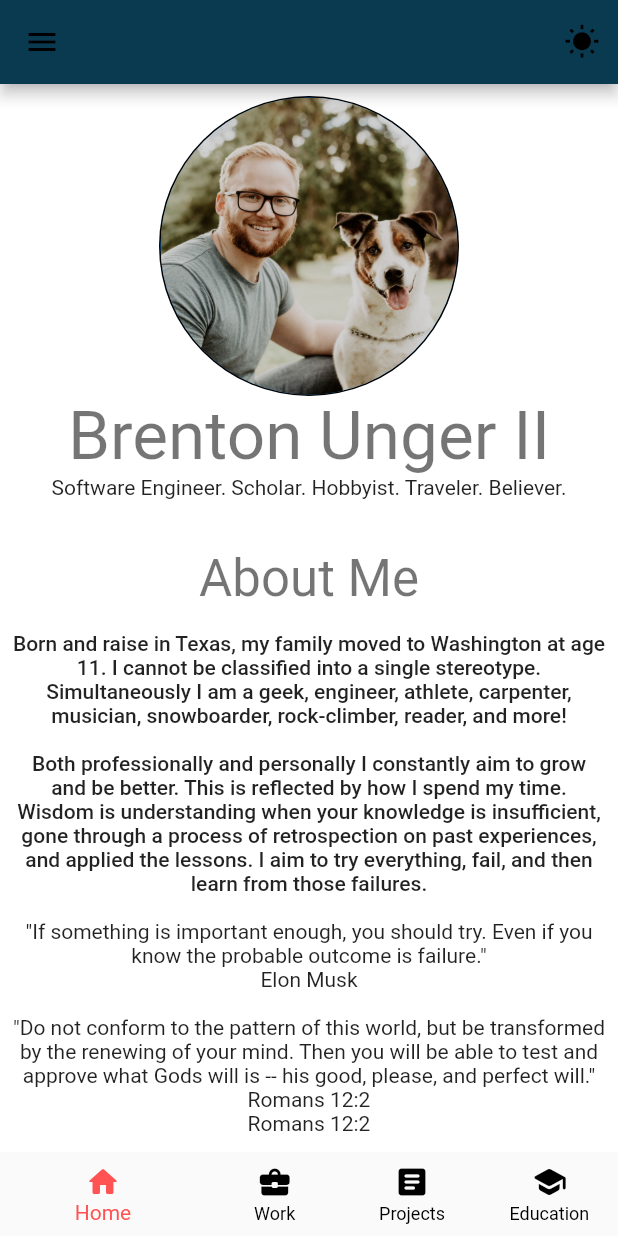
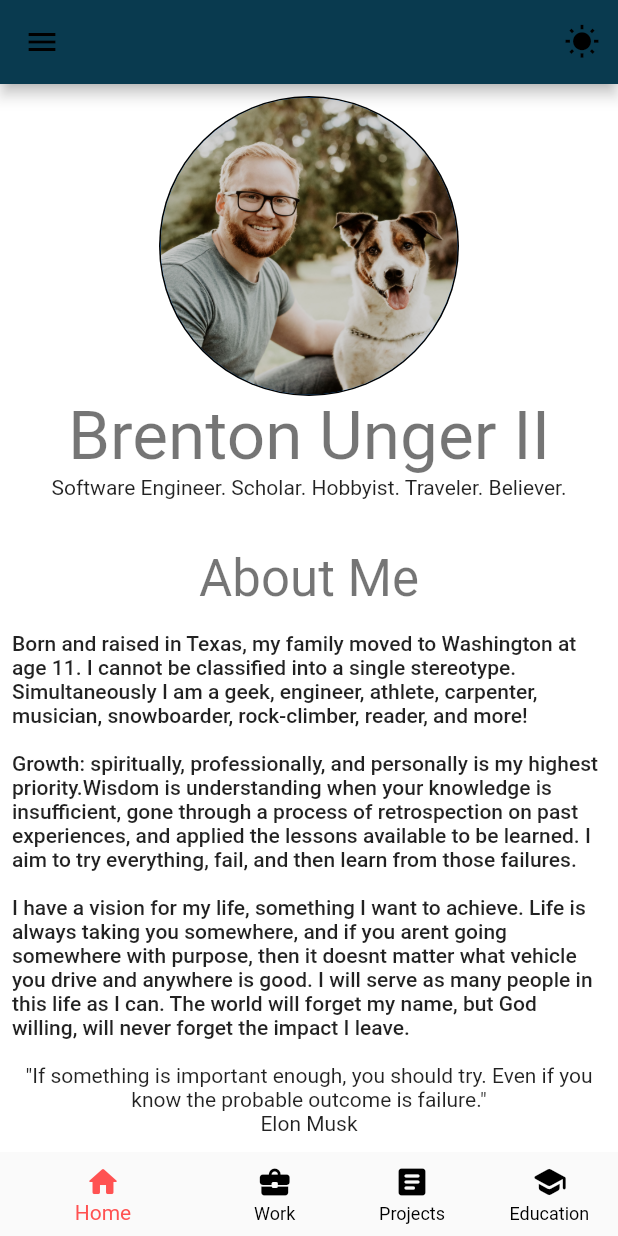
Before and after one commit to iUngerTime/BUG, a Flutter app: the screen it shows after launch, on a phone screen of 412 x 824 dp. Run offline on Flutter 3.47's test engine with Material 2 defaults, Android fonts, the light colour scheme and no system bars; our stand-ins replace get, get_storage.

Commit message:
Add content about my vision

```diff
--- a/lib/app/modules/home/home_screen.dart
+++ b/lib/app/modules/home/home_screen.dart
@@ -44,15 +44,23 @@ class HomeScreen extends StatelessWidget {
                   ),
                   const SizedBox(height: 16),
                   Text(
-                    'Born and raise in Texas, my family moved to Washington at age 11. I cannot be classified into a single stereotype. Simultaneously I am a geek, engineer, athlete, carpenter, musician, snowboarder, rock-climber, reader, and more!',
+                    'Born and raised in Texas, my family moved to Washington at age 11. I cannot be classified into a single stereotype. Simultaneously I am a geek, engineer, athlete, carpenter, musician, snowboarder, rock-climber, reader, and more!',
                     style: Theme.of(context).textTheme.bodyLarge,
-                    textAlign: TextAlign.center,
+                    textAlign: TextAlign.left,
                   ),
                   const SizedBox(height: 16),
                   Text(
-                    'Both professionally and personally I constantly aim to grow and be better. This is reflected by how I spend my time. Wisdom is understanding when your knowledge is insufficient, gone through a process of retrospection on past experiences, and applied the lessons. I aim to try everything, fail, and then learn from those failures.',
+                    'Growth: spiritually, professionally, and personally is my highest priority.Wisdom is understanding when your knowledge is insufficient, gone through a process of retrospection on past experiences, and applied the lessons available to be learned. I aim to try everything, fail, and then learn from those failures.',
                     style: Theme.of(context).textTheme.bodyLarge,
-                    textAlign: TextAlign.center,
+                    textAlign: TextAlign.left,
+                  ),
+                  const SizedBox(height: 16),
+                  Text(
+                    'I have a vision for my life, something I want to achieve. Life is always taking you somewhere, and if you aren'
+                    't going somewhere with purpose, then it doesn'
+                    't matter what vehicle you drive and anywhere is good. I will serve as many people in this life as I can. The world will forget my name, but God willing, will never forget the impact I leave.',
+                    style: Theme.of(context).textTheme.bodyLarge,
+                    textAlign: TextAlign.left,
                   ),
                   const SizedBox(height: 16),
                   Column(
```
